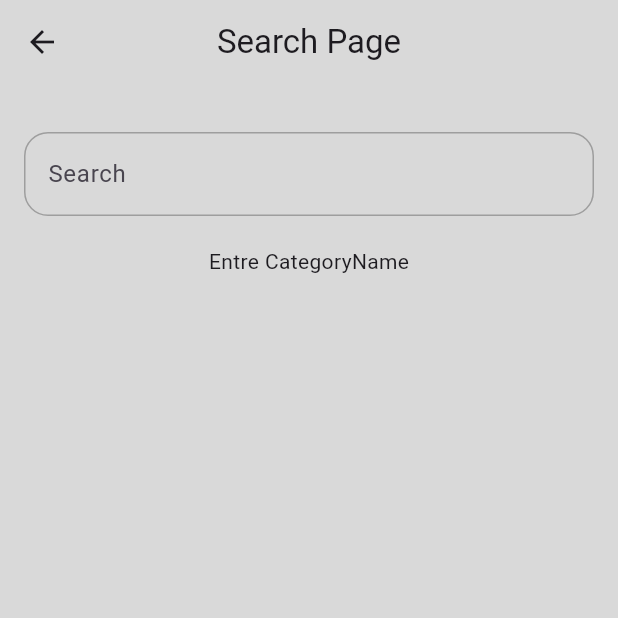
After one commit to RamezNasser5/Shop-App, a Flutter app: the SearchPage screen opened directly, on a phone screen of 412 x 824 dp, the top half of it. The commit adds this screen. Run offline on Flutter 3.47's test engine with Material 3 defaults, Android fonts, the phone set to English and light mode, and no system bars; our stand-ins replace bloc, cloud_firestore, firebase_core, flutter_bloc, gradient_borders, hive and 1 more; accounts and stored records are empty.

Commit message:
add search page

```diff
--- /dev/null
+++ b/lib/cubits/search_product_cubit/search_product_cubit.dart
@@ -0,0 +1,12 @@
+import 'package:bloc/bloc.dart';
+import 'package:flutter/material.dart';
+
+part 'search_product_state.dart';
+
+class SearchProductCubit extends Cubit<SearchProductState> {
+  SearchProductCubit() : super(SearchProductInitial());
+
+  getCategoryName({required String newCategoryName}) {
+    emit(SearchProductSuccess(categoryName: newCategoryName));
+  }
+}
--- /dev/null
+++ b/lib/cubits/search_product_cubit/search_product_state.dart
@@ -0,0 +1,12 @@
+part of 'search_product_cubit.dart';
+
+@immutable
+sealed class SearchProductState {}
+
+final class SearchProductInitial extends SearchProductState {}
+
+final class SearchProductSuccess extends SearchProductState {
+  final String categoryName;
+
+  SearchProductSuccess({required this.categoryName});
+}
--- a/lib/main.dart
+++ b/lib/main.dart
@@ -1,6 +1,8 @@
 import 'package:coffee_app/cubits/add_product_cubit/add_product_cubit.dart';
 import 'package:coffee_app/cubits/card_products_cubit.dart/card_products_cubit.dart';
+import 'package:coffee_app/cubits/categories_cubit/categories_cubit.dart';
 import 'package:coffee_app/cubits/detailes_cubit/detailes_cubit.dart';
+import 'package:coffee_app/cubits/search_product_cubit/search_product_cubit.dart';
 import 'package:coffee_app/firebase_options.dart';
 import 'package:coffee_app/models/product_model.dart';
 import 'package:coffee_app/screens/home_page.dart';
@@ -28,6 +30,8 @@ class CoffeeApp extends StatelessWidget {
         BlocProvider(create: (context) => AddProductCubit()),
         BlocProvider(create: (context) => CardProductsCubit()),
         BlocProvider(create: (context) => DetailesCubit()),
+        BlocProvider(create: (context) => CategoriesCubit()),
+        BlocProvider(create: (context) => SearchProductCubit())
       ],
       child: const MaterialApp(
         debugShowCheckedModeBanner: false,
--- /dev/null
+++ b/lib/screens/search_page.dart
@@ -0,0 +1,49 @@
+import 'package:coffee_app/cubits/search_product_cubit/search_product_cubit.dart';
+import 'package:coffee_app/widgets/custom_text_field.dart';
+import 'package:coffee_app/widgets/search_product_display.dart';
+import 'package:flutter/material.dart';
+import 'package:flutter_bloc/flutter_bloc.dart';
+
+class SearchPage extends StatefulWidget {
+  const SearchPage({super.key});
+
+  static String id = 'SearchPage';
+
+  @override
+  State<SearchPage> createState() => _SearchPageState();
+}
+
+class _SearchPageState extends State<SearchPage> {
+  String? categuryName;
+
+  @override
+  Widget build(BuildContext context) {
+    return Scaffold(
+      backgroundColor: const Color(0xffD9D9D9),
+      appBar: AppBar(
+        centerTitle: true,
+        title: const Text('Search Page'),
+        backgroundColor: Colors.transparent,
+      ),
+      body: Padding(
+        padding: const EdgeInsets.symmetric(horizontal: 16.0, vertical: 32),
+        child: Column(
+          children: [
+            CustomTextField(
+              productName: 'Search',
+              onChange: (data) {
+                BlocProvider.of<SearchProductCubit>(context)
+                    .getCategoryName(newCategoryName: data);
+                setState(() {});
+              },
+            ),
+            const SizedBox(
+              height: 20,
+            ),
+            SearchProductDisplay()
+          ],
+        ),
+      ),
+    );
+  }
+}
--- /dev/null
+++ b/lib/widgets/custom_text_field.dart
@@ -0,0 +1,38 @@
+import 'package:flutter/material.dart';
+
+class CustomTextField extends StatelessWidget {
+  const CustomTextField(
+      {super.key,
+      required this.productName,
+      this.onChange,
+      this.textInputType});
+
+  final String productName;
+  final void Function(String)? onChange;
+  final TextInputType? textInputType;
+
+  @override
+  Widget build(BuildContext context) {
+    return TextFormField(
+      onFieldSubmitted: onChange,
+      keyboardType: textInputType,
+      onChanged: onChange,
+      validator: (value) {
+        if (value!.isEmpty) {
+          return 'Field is required';
+        }
+        return null;
+      },
+      decoration: InputDecoration(
+        border: const OutlineInputBorder(
+          borderSide: BorderSide(color: Colors.grey),
+        ),
+        enabledBorder: const OutlineInputBorder(
+          borderRadius: BorderRadius.all(Radius.circular(16)),
+          borderSide: BorderSide(color: Colors.grey),
+        ),
+        hintText: productName,
+      ),
+    );
+  }
+}
--- /dev/null
+++ b/lib/widgets/search_product_display.dart
@@ -0,0 +1,63 @@
+import 'package:cloud_firestore/cloud_firestore.dart';
+import 'package:coffee_app/cubits/search_product_cubit/search_product_cubit.dart';
+import 'package:coffee_app/models/product_model.dart';
+import 'package:coffee_app/widgets/search_product_detailes.dart';
+import 'package:flutter/material.dart';
+import 'package:flutter_bloc/flutter_bloc.dart';
+
+class SearchProductDisplay extends StatelessWidget {
+  const SearchProductDisplay({
+    super.key,
+  });
+
+  @override
+  Widget build(BuildContext context) {
+    return BlocBuilder<SearchProductCubit, SearchProductState>(
+      builder: (context, state) {
+        if (state is SearchProductSuccess) {
+          if (state.categoryName != '') {
+            print(state.categoryName);
+            return Expanded(
+              child: SizedBox(
+                height: 500,
+                width: MediaQuery.of(context).size.width,
+                child: StreamBuilder<QuerySnapshot>(
+                  stream: FirebaseFirestore.instance
+                      .collection(state.categoryName)
+                      .snapshots(),
+                  builder: (context, snapshot) {
+                    if (!snapshot.hasData) {
+                      return const Center(child: CircularProgressIndicator());
+                    }
+
+                    var products = snapshot.data!.docs;
+                    return GridView.builder(
+                      physics: const BouncingScrollPhysics(),
+                      shrinkWrap: true,
+                      gridDelegate:
+                          const SliverGridDelegateWithFixedCrossAxisCount(
+                        crossAxisCount: 2,
+                      ),
+                      itemCount: products.length,
+                      itemBuilder: (context, index) {
+                        var productDocument = products[index];
+
+                        ProductModel productModel =
+                            ProductModel.fromFirestore(productDocument);
+
+                        return SearchProductDetailes(
+                          productModel: productModel,
+                        );
+                      },
+                    );
+                  },
+                ),
+              ),
+            );
+          }
+        }
+        return const Text('Entre CategoryName');
+      },
+    );
+  }
+}
```
Also changed, not shown: lib/screens/home_page.dart (+12 -3 lines), lib/widgets/custom_future_builder_search.dart (added, +37 -0 lines), lib/widgets/search_product_detailes.dart (added, +136 -0 lines).
